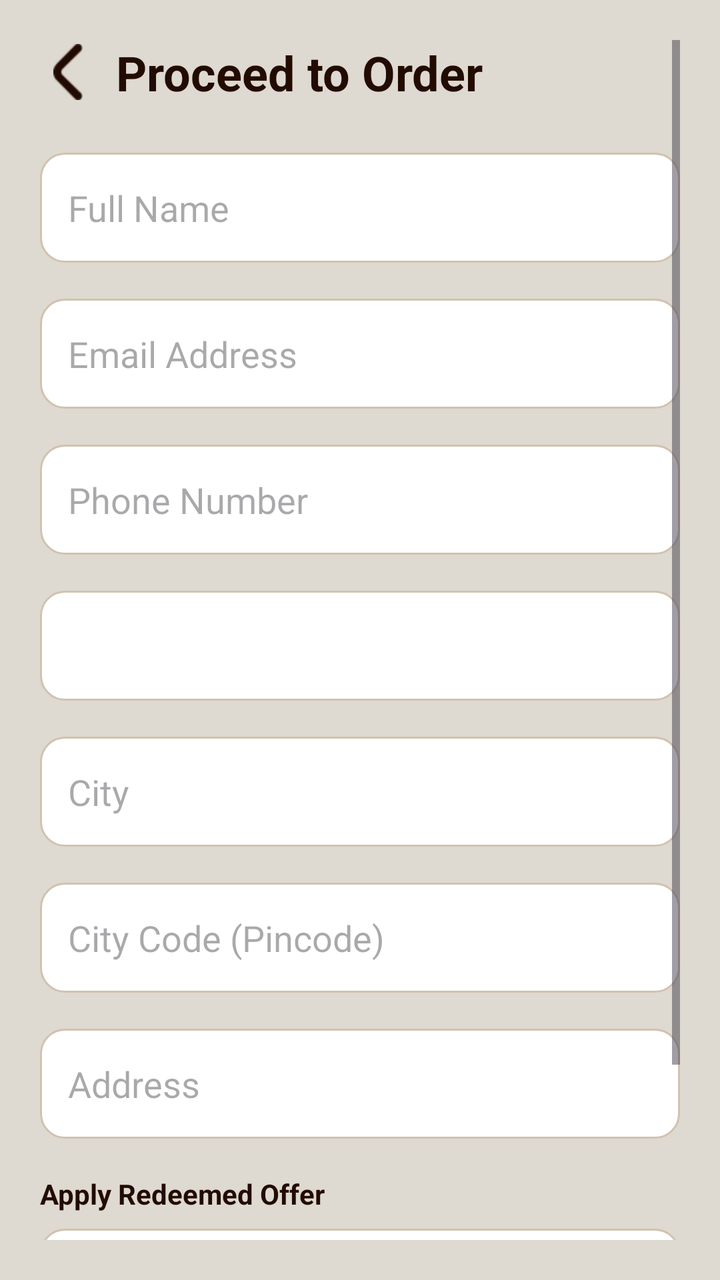
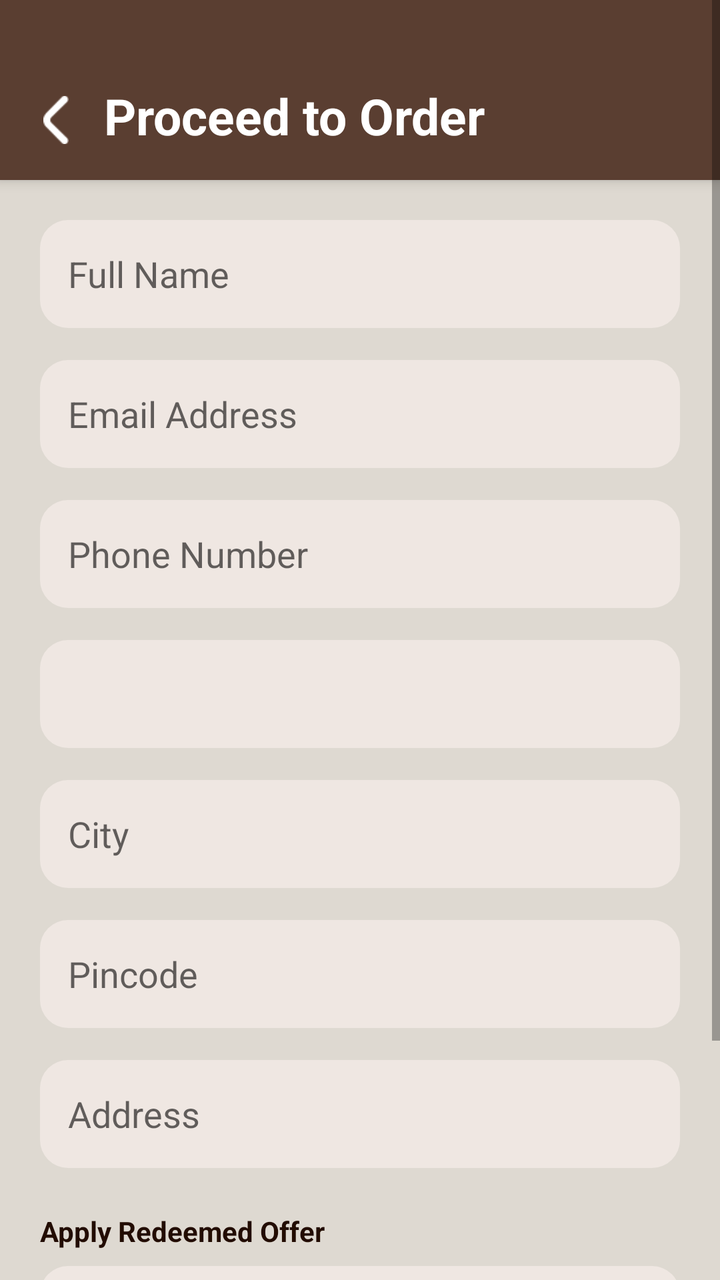

Before-and-after screenshots of an Android layout around one commit, followed by the original layout XML and the change that was made.
<!-- AndroidManifest.xml: application theme Theme.CoffeeApp -->
<!-- res/layout/activity_proceed_order.xml -->
<?xml version="1.0" encoding="utf-8"?>
<ScrollView xmlns:android="http://schemas.android.com/apk/res/android"
    android:layout_width="match_parent"
    android:layout_height="match_parent"
    android:background="@color/lightCream"
    android:padding="20dp">

    <LinearLayout
        android:orientation="vertical"
        android:layout_width="match_parent"
        android:layout_height="wrap_content">

        
        <LinearLayout
            android:orientation="horizontal"
            android:layout_width="wrap_content"
            android:layout_height="wrap_content"
            android:gravity="center_vertical">
            <ImageView
                android:id="@+id/backBtn"
                android:layout_width="28dp"
                android:layout_height="28dp"
                android:src="@drawable/back" />
            <TextView
                android:text="Proceed to Order"
                android:textSize="24sp"
                android:textStyle="bold"
                android:layout_marginStart="10dp"
                android:textColor="@color/darkBrown"
                android:layout_height="wrap_content"
                android:layout_width="wrap_content"/>
        </LinearLayout>

        
        <EditText
            android:id="@+id/etName"
            android:layout_width="match_parent"
            android:layout_height="55dp"
            android:hint="Full Name"
            android:background="@drawable/rounded_edittext"
            android:padding="14dp"
            android:layout_marginTop="24dp"/>

        <EditText
            android:id="@+id/etEmail"
            android:layout_width="match_parent"
            android:layout_height="55dp"
            android:hint="Email Address"
            android:background="@drawable/rounded_edittext"
            android:padding="14dp"
            android:enabled="false"
            android:focusable="false"
            android:textColor="#777"
            android:layout_marginTop="18dp"/>

        <EditText
            android:id="@+id/etPhone"
            android:layout_width="match_parent"
            android:layout_height="55dp"
            android:hint="Phone Number"
            android:background="@drawable/rounded_edittext"
            android:inputType="number"
            android:padding="14dp"
            android:layout_marginTop="18dp"/>

        
        <Spinner
            android:id="@+id/spGender"
            android:layout_width="match_parent"
            android:layout_height="55dp"
            android:background="@drawable/rounded_edittext"
            android:spinnerMode="dropdown"
            android:padding="8dp"
            android:layout_marginTop="18dp"
            android:popupBackground="@drawable/rounded_edittext" />

        
        <EditText
            android:id="@+id/etCity"
            android:layout_width="match_parent"
            android:layout_height="55dp"
            android:hint="City"
            android:background="@drawable/rounded_edittext"
            android:padding="14dp"
            android:layout_marginTop="18dp"/>

        
        <EditText
            android:id="@+id/etCityCode"
            android:layout_width="match_parent"
            android:layout_height="55dp"
            android:hint="City Code (Pincode)"
            android:inputType="number"
            android:background="@drawable/rounded_edittext"
            android:padding="14dp"
            android:layout_marginTop="18dp"/>

        <EditText
            android:id="@+id/etAddress"
            android:layout_width="match_parent"
            android:layout_height="55dp"
            android:hint="Address"
            android:background="@drawable/rounded_edittext"
            android:padding="14dp"
            android:layout_marginTop="18dp"/>

        
        <TextView
            android:layout_width="wrap_content"
            android:layout_height="wrap_content"
            android:text="Apply Redeemed Offer"
            android:textStyle="bold"
            android:textColor="@color/darkBrown"
            android:layout_marginTop="18dp"
            android:textSize="14sp" />

        <Spinner
            android:id="@+id/spOffers"
            android:layout_width="match_parent"
            android:layout_height="50dp"
            android:background="@drawable/rounded_edittext"
            android:layout_marginTop="8dp" />

        <TextView
            android:id="@+id/tvOfferInfo"
            android:layout_width="match_parent"
            android:layout_height="wrap_content"
            android:text="Offer info will show here"
            android:textColor="@color/cafe_accent"
            android:visibility="gone"
            android:layout_marginTop="6dp" />

        
        <Button
            android:id="@+id/btnOrderNow"
            android:layout_width="match_parent"
            android:layout_height="55dp"
            android:text="Order Now"
            android:textColor="@color/white"
            android:textSize="18sp"
            android:backgroundTint="@color/brown"
            android:layout_marginTop="30dp"/>
    </LinearLayout>
</ScrollView>
<!-- resources referenced by this layout -->
<resources>
  <color name="brown">#7e4616</color>
  <color name="cafe_accent">#E0A65D</color>
  <color name="darkBrown">#220c01</color>
  <color name="lightCream">#ded9d1</color>
  <color name="white">#FFFFFFFF</color>
  <!-- drawable back: png bitmap (drawable-hdpi, 279 bytes) -->
  <!-- drawable rounded_edittext (drawable) -->
  <?xml version="1.0" encoding="utf-8"?>
  <shape xmlns:android="http://schemas.android.com/apk/res/android"
      android:shape="rectangle">
      <solid android:color="#FFFFFF"/>
      <corners android:radius="12dp"/>
      <stroke android:width="1dp" android:color="#D1C2B0"/>
  </shape>
  <style name="Theme.CoffeeApp" parent="Theme.Material3.Light.NoActionBar">
  
          
          <item name="android:colorBackground">@color/cream_light</item>
          <item name="colorSurface">@color/cream_light</item>
          <item name="colorOnSurface">@color/brown_dark</item>
  
          
          <item name="colorPrimary">@color/accent_gold</item>
          <item name="colorOnPrimary">@color/white</item>
  
          
          <item name="colorSecondary">@color/brown_medium</item>
          <item name="colorOnSecondary">@color/white</item>
  
          
          <item name="android:statusBarColor">@color/brown_dark</item>
          <item name="android:navigationBarColor">@color/brown_dark</item>
  
          
          <item name="materialCardViewStyle">@style/CoffeeCardStyle</item>
      </style>
  <color name="cream_light">#F5E9DE</color>
  <color name="brown_dark">#3B2922</color>
  <color name="accent_gold">#E0A65D</color>
  <color name="brown_medium">#5A3E31</color>
  <style name="CoffeeCardStyle" parent="Widget.Material3.CardView.Elevated">
          <item name="cardBackgroundColor">@color/cream_light</item>
          <item name="cardElevation">4dp</item>
          <item name="shapeAppearance">@style/CoffeeCardShape</item>
      </style>
  <style name="CoffeeCardShape" parent="">
          <item name="cornerFamily">rounded</item>
          <item name="cornerSize">16dp</item>
      </style>
</resources>

<!-- the commit's change to res/layout/activity_proceed_order.xml (unified diff, before → after) -->
@@ -1,9 +1,10 @@
 <?xml version="1.0" encoding="utf-8"?>
 <ScrollView xmlns:android="http://schemas.android.com/apk/res/android"
+    xmlns:app="http://schemas.android.com/apk/res-auto"
     android:layout_width="match_parent"
     android:layout_height="match_parent"
     android:background="@color/lightCream"
-    android:padding="20dp">
+    android:fillViewport="true">
 
     <LinearLayout
         android:orientation="vertical"
@@ -11,134 +12,150 @@
         android:layout_height="wrap_content">
 
         
+
+        
         <LinearLayout
+            android:layout_width="match_parent"
+            android:layout_height="90dp"
+            android:background="@color/brown_medium"
+            android:elevation="4dp"
+            android:gravity="center_vertical"
             android:orientation="horizontal"
-            android:layout_width="wrap_content"
-            android:layout_height="wrap_content"
-            android:gravity="center_vertical">
+            android:padding="16dp">
+
             <ImageView
                 android:id="@+id/backBtn"
-                android:layout_width="28dp"
-                android:layout_height="28dp"
-                android:src="@drawable/back" />
+                android:layout_width="24dp"
+                android:layout_height="24dp"
+                android:src="@drawable/back"
+                android:layout_marginTop="15dp"
+                app:tint="@color/white" />
+
             <TextView
+                android:layout_width="wrap_content"
+                android:layout_height="wrap_content"
+                android:layout_marginStart="12dp"
+                android:paddingTop="25dp"
                 android:text="Proceed to Order"
-                android:textSize="24sp"
-                android:textStyle="bold"
-                android:layout_marginStart="10dp"
-                android:textColor="@color/darkBrown"
-                android:layout_height="wrap_content"
-                android:layout_width="wrap_content"/>
+                android:textColor="@color/white"
+                android:textSize="25sp"
+                android:textStyle="bold" />
         </LinearLayout>
 
-        
-        <EditText
-            android:id="@+id/etName"
-            android:layout_width="match_parent"
-            android:layout_height="55dp"
-            android:hint="Full Name"
-            android:background="@drawable/rounded_edittext"
-            android:padding="14dp"
-            android:layout_marginTop="24dp"/>
-
-        <EditText
-            android:id="@+id/etEmail"
-            android:layout_width="match_parent"
-            android:layout_height="55dp"
-            android:hint="Email Address"
-            android:background="@drawable/rounded_edittext"
-            android:padding="14dp"
-            android:enabled="false"
-            android:focusable="false"
-            android:textColor="#777"
-            android:layout_marginTop="18dp"/>
-
-        <EditText
-            android:id="@+id/etPhone"
-            android:layout_width="match_parent"
-            android:layout_height="55dp"
-            android:hint="Phone Number"
-            android:background="@drawable/rounded_edittext"
-            android:inputType="number"
-            android:padding="14dp"
-            android:layout_marginTop="18dp"/>
-
-        
-        <Spinner
-            android:id="@+id/spGender"
-            android:layout_width="match_parent"
-            android:layout_height="55dp"
-            android:background="@drawable/rounded_edittext"
-            android:spinnerMode="dropdown"
-            android:padding="8dp"
-            android:layout_marginTop="18dp"
-            android:popupBackground="@drawable/rounded_edittext" />
-
-        
-        <EditText
-            android:id="@+id/etCity"
-            android:layout_width="match_parent"
-            android:layout_height="55dp"
-            android:hint="City"
-            android:background="@drawable/rounded_edittext"
-            android:padding="14dp"
-            android:layout_marginTop="18dp"/>
-
-        
-        <EditText
-            android:id="@+id/etCityCode"
-            android:layout_width="match_parent"
-            android:layout_height="55dp"
-            android:hint="City Code (Pincode)"
-            android:inputType="number"
-            android:background="@drawable/rounded_edittext"
-            android:padding="14dp"
-            android:layout_marginTop="18dp"/>
-
-        <EditText
-            android:id="@+id/etAddress"
-            android:layout_width="match_parent"
-            android:layout_height="55dp"
-            android:hint="Address"
-            android:background="@drawable/rounded_edittext"
-            android:padding="14dp"
-            android:layout_marginTop="18dp"/>
-
-        
-        <TextView
-            android:layout_width="wrap_content"
-            android:layout_height="wrap_content"
-            android:text="Apply Redeemed Offer"
-            android:textStyle="bold"
-            android:textColor="@color/darkBrown"
-            android:layout_marginTop="18dp"
-            android:textSize="14sp" />
-
-        <Spinner
-            android:id="@+id/spOffers"
-            android:layout_width="match_parent"
-            android:layout_height="50dp"
-            android:background="@drawable/rounded_edittext"
-            android:layout_marginTop="8dp" />
-
-        <TextView
-            android:id="@+id/tvOfferInfo"
+        <LinearLayout
             android:layout_width="match_parent"
             android:layout_height="wrap_content"
-            android:text="Offer info will show here"
-            android:textColor="@color/cafe_accent"
-            android:visibility="gone"
-            android:layout_marginTop="6dp" />
+            android:orientation="vertical"
+            android:padding="20dp">
 
-        
-        <Button
-            android:id="@+id/btnOrderNow"
-            android:layout_width="match_parent"
-            android:layout_height="55dp"
-            android:text="Order Now"
-            android:textColor="@color/white"
-            android:textSize="18sp"
-            android:backgroundTint="@color/brown"
-            android:layout_marginTop="30dp"/>
+            
+            <EditText
+                android:id="@+id/etName"
+                android:layout_width="match_parent"
+                android:layout_height="54dp"
+                android:hint="Full Name"
+                android:background="@drawable/rounded_edittext"
+                android:padding="14dp"/>
+
+            
+            <EditText
+                android:id="@+id/etEmail"
+                android:layout_width="match_parent"
+                android:layout_height="54dp"
+                android:hint="Email Address"
+                android:background="@drawable/rounded_edittext"
+                android:enabled="false"
+                android:textColor="#777"
+                android:padding="14dp"
+                android:layout_marginTop="16dp"/>
+
+            
+            <EditText
+                android:id="@+id/etPhone"
+                android:layout_width="match_parent"
+                android:layout_height="54dp"
+                android:hint="Phone Number"
+                android:background="@drawable/rounded_edittext"
+                android:inputType="number"
+                android:padding="14dp"
+                android:layout_marginTop="16dp"/>
+
+            
+            <Spinner
+                android:id="@+id/spGender"
+                android:layout_width="match_parent"
+                android:layout_height="54dp"
+                android:background="@drawable/rounded_edittext"
+                android:layout_marginTop="16dp"/>
+
+            
+            <EditText
+                android:id="@+id/etCity"
+                android:layout_width="match_parent"
+                android:layout_height="54dp"
+                android:hint="City"
+                android:background="@drawable/rounded_edittext"
+                android:padding="14dp"
+                android:layout_marginTop="16dp"/>
+
+            
+            <EditText
+                android:id="@+id/etCityCode"
+                android:layout_width="match_parent"
+                android:layout_height="54dp"
+                android:hint="Pincode"
+                android:background="@drawable/rounded_edittext"
+                android:inputType="number"
+                android:padding="14dp"
+                android:layout_marginTop="16dp"/>
+
+            
+            <EditText
+                android:id="@+id/etAddress"
+                android:layout_width="match_parent"
+                android:layout_height="54dp"
+                android:hint="Address"
+                android:background="@drawable/rounded_edittext"
+                android:padding="14dp"
+                android:layout_marginTop="16dp"/>
+
+            
+            <TextView
+                android:layout_width="wrap_content"
+                android:layout_height="wrap_content"
+                android:text="Apply Redeemed Offer"
+                android:textStyle="bold"
+                android:textColor="@color/darkBrown"
+                android:textSize="14sp"
+                android:layout_marginTop="22dp"/>
+
+            <Spinner
+                android:id="@+id/spOffers"
+                android:layout_width="match_parent"
+                android:layout_height="50dp"
+                android:background="@drawable/rounded_edittext"
+                android:layout_marginTop="8dp"/>
+
+            <TextView
+                android:id="@+id/tvOfferInfo"
+                android:layout_width="match_parent"
+                android:layout_height="wrap_content"
+                android:textColor="@color/cafe_accent"
+                android:visibility="gone"
+                android:layout_marginTop="6dp"/>
+
+            
+            <Button
+                android:id="@+id/btnOrderNow"
+                android:layout_width="match_parent"
+                android:layout_height="56dp"
+                android:text="Order Now"
+                android:textColor="@color/white"
+                android:textSize="16sp"
+                android:textAllCaps="false"
+                android:backgroundTint="@color/brown"
+                android:layout_marginTop="28dp"/>
+
+        </LinearLayout>
     </LinearLayout>
 </ScrollView>
<!-- resource entries referenced after the edit -->
@@ -7,14 +7,11 @@
   <color name="white">#FFFFFFFF</color>
   <!-- drawable back: png bitmap (drawable-hdpi, 279 bytes) -->
   <!-- drawable rounded_edittext (drawable) -->
-  <?xml version="1.0" encoding="utf-8"?>
-  <shape xmlns:android="http://schemas.android.com/apk/res/android"
-      android:shape="rectangle">
-      <solid android:color="#FFFFFF"/>
-      <corners android:radius="12dp"/>
-      <stroke android:width="1dp" android:color="#D1C2B0"/>
+  <shape xmlns:android="http://schemas.android.com/apk/res/android">
+      <solid android:color="#EFE7E2"/>
+      <corners android:radius="14dp"/>
   </shape>
-  <style name="Theme.CoffeeApp" parent="Theme.Material3.Light.NoActionBar">
+  <style name="Theme.CoffeeApp" parent="Theme.MaterialComponents.DayNight.NoActionBar">
   
           
           <item name="android:colorBackground">@color/cream_light</item>
@@ -35,6 +32,7 @@
   
           
           <item name="materialCardViewStyle">@style/CoffeeCardStyle</item>
+  
       </style>
   <color name="cream_light">#F5E9DE</color>
   <color name="brown_dark">#3B2922</color>
